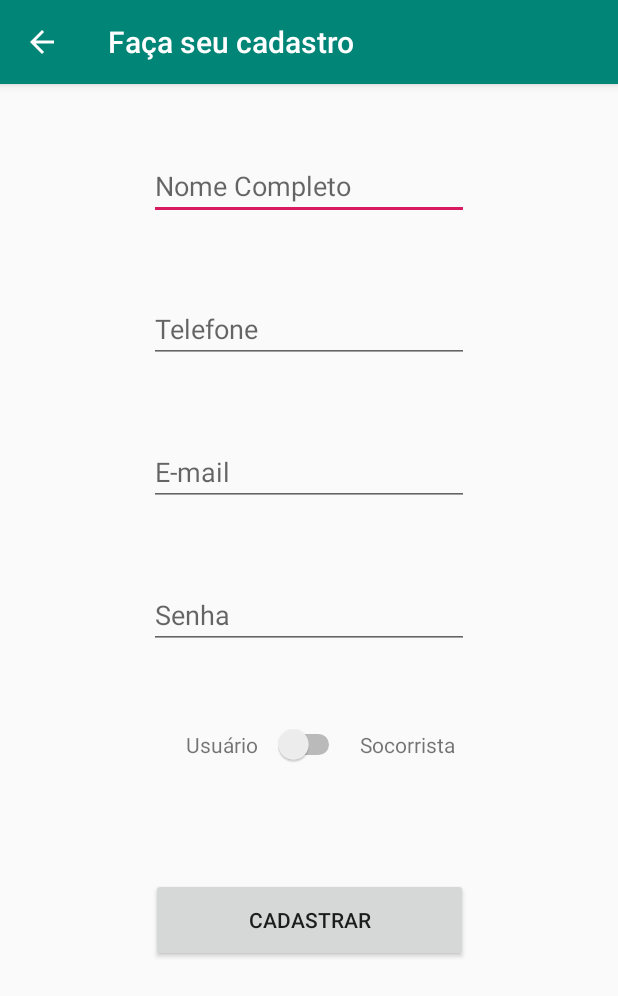
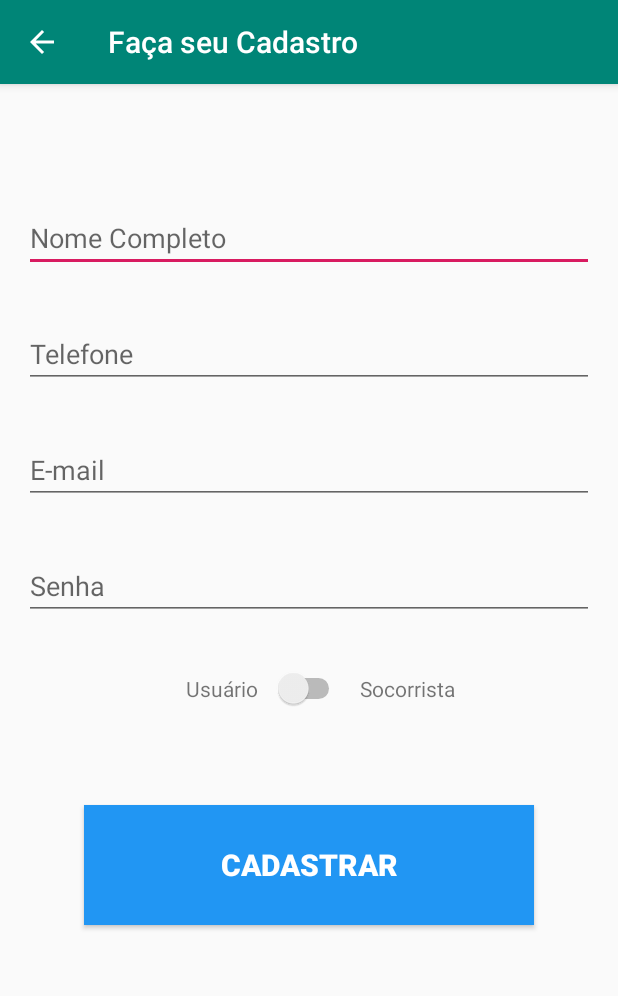
Before and after one commit to paulohenriq31/BombeirosApp, an Android app: the CadastroActivity screen opened directly, with no data from a screen before it, on a phone screen of 412 x 824 dp. Shown: the top 996 px of the screen. Run offline under Robolectric (Android 15) with nearby library versions, the phone set to English and light mode, and no system bars; our stand-ins replace Firebase (no records; nobody signed in at launch, a user with empty details on screens opened directly).

Commit message:
mudança de visual nas telas de login e cadastro

```diff
--- a/app/src/main/AndroidManifest.xml
+++ b/app/src/main/AndroidManifest.xml
@@ -31,9 +31,9 @@
 
         <activity
             android:name=".MapsUsuarioActivity"
-            android:label="@string/title_activity_maps_usuario"></activity>
-        <activity android:name=".SocorristaActivity" />
-        <activity android:name=".CadastroActivity" android:label="Faça seu cadastro"
+            android:label="@string/title_activity_maps_usuario" android:parentActivityName=".MainActivity"></activity>
+        <activity android:name=".SocorristaActivity" android:label="Tela Socorrista" android:parentActivityName=".MainActivity"/>
+        <activity android:name=".CadastroActivity" android:label="Faça seu Cadastro"
             android:parentActivityName=".MainActivity"/>
         <activity android:name=".MainActivity">
             <intent-filter>
--- a/app/src/main/res/layout/activity_cadastro.xml
+++ b/app/src/main/res/layout/activity_cadastro.xml
@@ -8,11 +8,11 @@
 
     <EditText
         android:id="@+id/editTextNomeC"
-        android:layout_width="wrap_content"
+        android:layout_width="0dp"
         android:layout_height="wrap_content"
         android:layout_marginStart="16dp"
         android:layout_marginLeft="16dp"
-        android:layout_marginTop="45dp"
+        android:layout_marginTop="80dp"
         android:layout_marginEnd="16dp"
         android:layout_marginRight="16dp"
         android:ems="10"
@@ -24,11 +24,11 @@
 
     <EditText
         android:id="@+id/editTextTelefoneC"
-        android:layout_width="wrap_content"
+        android:layout_width="0dp"
         android:layout_height="wrap_content"
         android:layout_marginStart="16dp"
         android:layout_marginLeft="16dp"
-        android:layout_marginTop="50dp"
+        android:layout_marginTop="32dp"
         android:layout_marginEnd="16dp"
         android:layout_marginRight="16dp"
         android:ems="10"
@@ -40,11 +40,11 @@
 
     <EditText
         android:id="@+id/editTextEmailC"
-        android:layout_width="wrap_content"
+        android:layout_width="0dp"
         android:layout_height="wrap_content"
         android:layout_marginStart="16dp"
         android:layout_marginLeft="16dp"
-        android:layout_marginTop="50dp"
+        android:layout_marginTop="32dp"
         android:layout_marginEnd="16dp"
         android:layout_marginRight="16dp"
         android:ems="10"
@@ -56,16 +56,16 @@
 
     <EditText
         android:id="@+id/editTextSenhaC"
-        android:layout_width="wrap_content"
+        android:layout_width="0dp"
         android:layout_height="wrap_content"
         android:layout_marginStart="16dp"
         android:layout_marginLeft="16dp"
-        android:layout_marginTop="50dp"
+        android:layout_marginTop="32dp"
         android:layout_marginEnd="16dp"
         android:layout_marginRight="16dp"
         android:ems="10"
         android:hint="Senha"
-        android:inputType="textVisiblePassword|text"
+        android:inputType="textPassword"
         app:layout_constraintEnd_toEndOf="parent"
         app:layout_constraintStart_toStartOf="parent"
         app:layout_constraintTop_toBottomOf="@+id/editTextEmailC" />
@@ -76,7 +76,7 @@
         android:layout_height="wrap_content"
         android:layout_marginStart="16dp"
         android:layout_marginLeft="16dp"
-        android:layout_marginTop="50dp"
+        android:layout_marginTop="32dp"
         android:layout_marginEnd="16dp"
         android:layout_marginRight="16dp"
         app:layout_constraintEnd_toEndOf="parent"
@@ -107,14 +107,18 @@
 
     <Button
         android:id="@+id/buttonCadastrar"
-        android:layout_width="211dp"
-        android:layout_height="56dp"
+        android:layout_width="300dp"
+        android:layout_height="80dp"
         android:layout_marginStart="16dp"
         android:layout_marginLeft="16dp"
-        android:layout_marginTop="75dp"
+        android:layout_marginTop="64dp"
         android:layout_marginEnd="16dp"
         android:layout_marginRight="16dp"
+        android:background="#2196F3"
         android:text="CADASTRAR"
+        android:textColor="@android:color/white"
+        android:textSize="20sp"
+        android:textStyle="bold"
         app:layout_constraintEnd_toEndOf="parent"
         app:layout_constraintStart_toStartOf="parent"
         app:layout_constraintTop_toBottomOf="@+id/switchTipo" />
```
Also changed, not shown: app/src/main/res/layout/activity_main.xml (+12 -6 lines).
